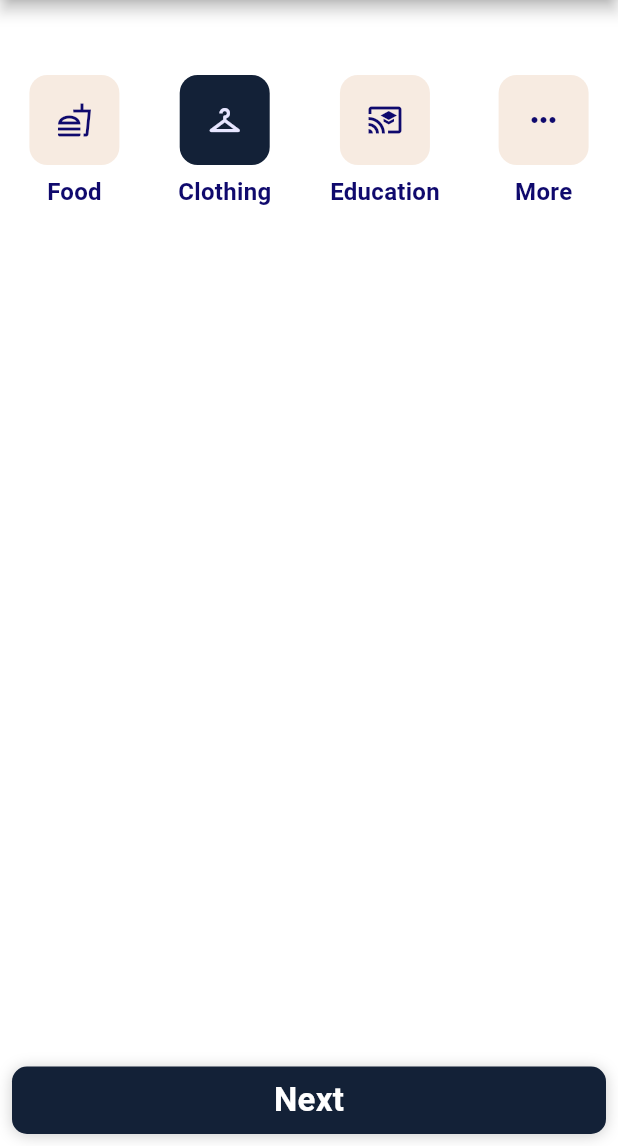
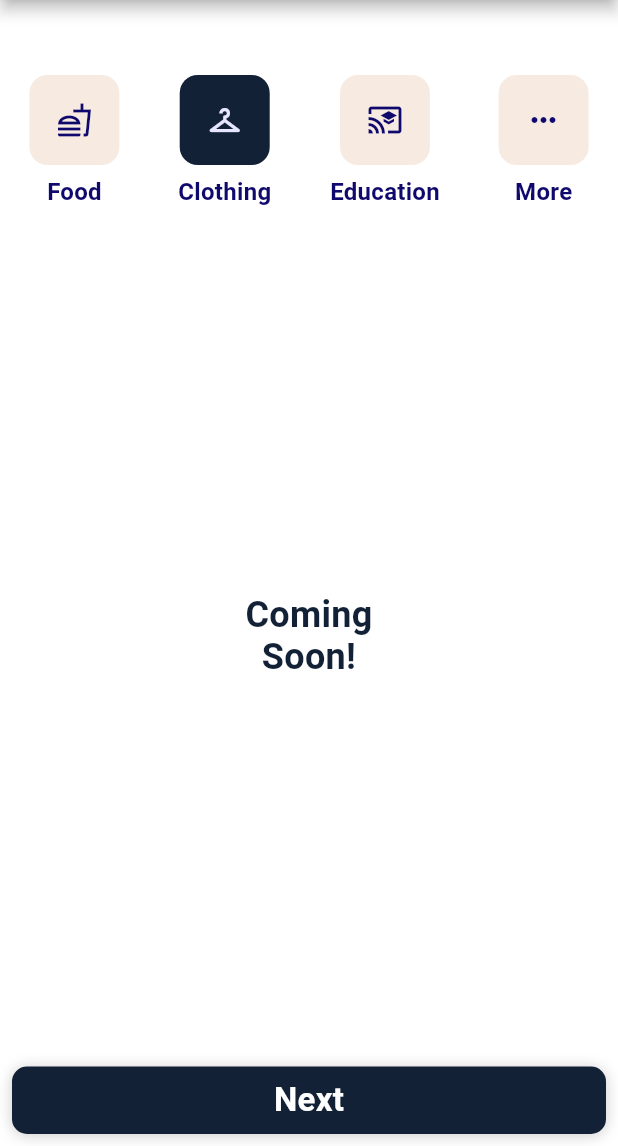
Before and after one commit to ankitrana1256/Danation, a Flutter app: the CategoryScreen screen opened by its route, after a tap on "Clothing", on a phone screen of 412 x 824 dp, the part 90-1236 px from its top. Run offline on Flutter 3.47's test engine with Material 2 defaults, Android fonts, the light colour scheme and no system bars; our stand-ins replace after_layout, cached_network_image, cloud_firestore, firebase_auth, firebase_core, firebase_storage and 10 more; missing offline and left inert: maps_launcher; accounts and stored records are empty; Roboto replaces fonts that are missing (WorkSans).

Commit message:
Coming soon

```diff
--- a/lib/screens/donation_request/category.dart
+++ b/lib/screens/donation_request/category.dart
@@ -15,7 +15,7 @@ class _CategoryScreenState extends State<CategoryScreen> {
 
   static List<Widget> screens = [
     const FoodDonation(),
-    Container(),
+    const ComingSoon(),
     const ComingSoon(),
     const ComingSoon(),
   ];
```
Also changed, not shown: lib/homepage/home_page.dart (+0 -17 lines).
